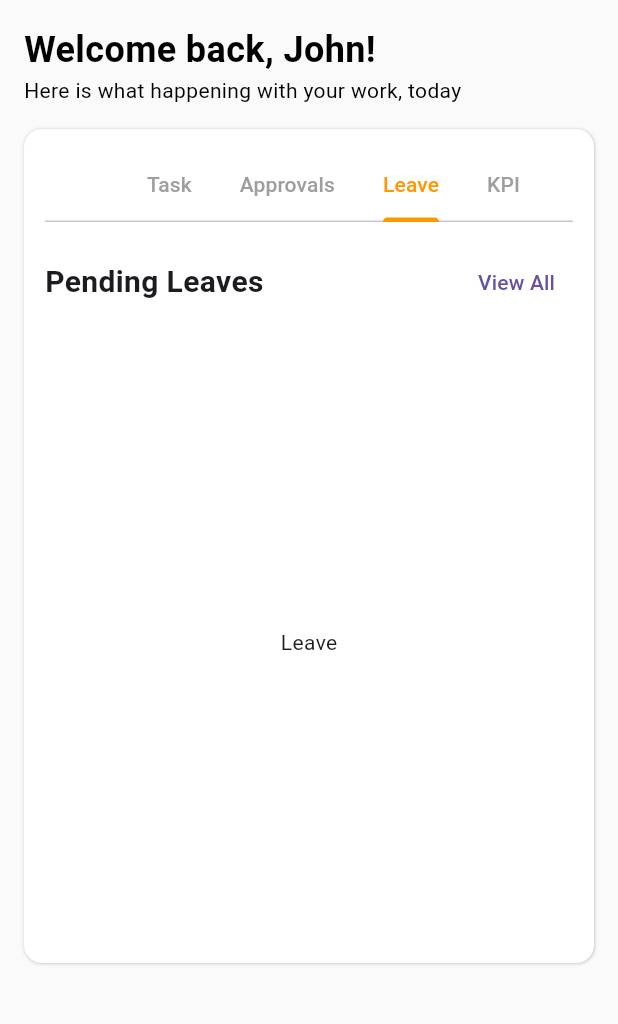
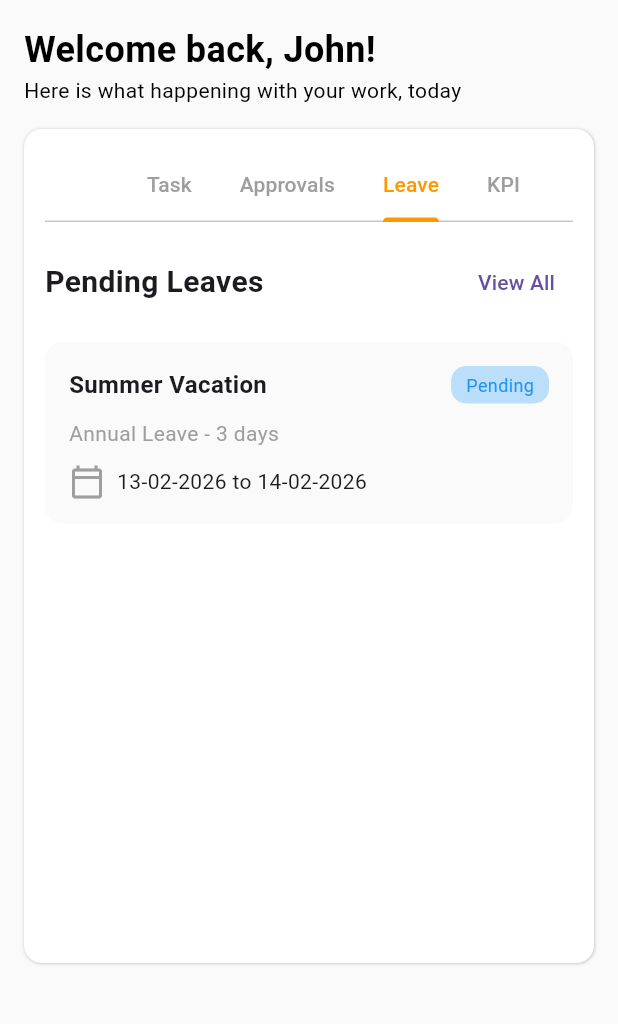
Before and after one commit to nithnoem/Flutter_Learning, a Flutter app: the HomeScreen screen opened by its route, tab 3 chosen, on a phone screen of 412 x 824 dp, the part 84-1108 px from its top. Run offline on Flutter 3.47's test engine with Material 3 defaults, Android fonts, the phone set to English and light mode, and no system bars; our stand-ins replace get.

Commit message:
Front-End: build leave request card ui

```diff
--- a/udoo_erp/lib/screens/home_screen.dart
+++ b/udoo_erp/lib/screens/home_screen.dart
@@ -1,5 +1,6 @@
 import 'package:flutter/material.dart';
 import 'package:udoo_erp/widgets/approval_card.dart';
+import 'package:udoo_erp/widgets/leaves_card.dart';
 import 'package:udoo_erp/widgets/task_card_widget.dart';
 
 class HomeScreen extends StatefulWidget {
@@ -227,7 +228,7 @@ class _HomeScreenState extends State<HomeScreen>
         children: [
           _taskView,
           _pendingApproval,
-          Center(child: Text('Leave')),
+          _leaveRequest,
           Center(child: Text('KPI')),
         ],
       ),
@@ -267,4 +268,19 @@ class _HomeScreenState extends State<HomeScreen>
       ],
     );
   }
+
+  Widget get _leaveRequest {
+    return ListView(
+      children: [
+        LeavesCard(
+          title: 'Summer Vacation',
+          status: 'Pending',
+          type: 'Annual Leave',
+          duration: '3 days',
+          start: '13-02-2026',
+          due: '14-02-2026',
+        ),
+      ],
+    );
+  }
 }
--- a/udoo_erp/lib/widgets/leaves_card.dart
+++ b/udoo_erp/lib/widgets/leaves_card.dart
@@ -0,0 +1,66 @@
+import 'package:flutter/material.dart';
+
+class LeavesCard extends StatelessWidget {
+  final String title;
+  final String status;
+  final String type;
+  final String duration;
+  final String start;
+  final String due;
+
+  const LeavesCard({
+    super.key,
+    required this.title,
+    required this.status,
+    required this.type,
+    required this.duration,
+    required this.start,
+    required this.due,
+  });
+
+  @override
+  Widget build(BuildContext context) {
+    return Container(
+      padding: EdgeInsets.all(16),
+      decoration: BoxDecoration(
+        color: Colors.grey.shade50,
+        borderRadius: BorderRadius.circular(12),
+      ),
+      child: Column(
+        crossAxisAlignment: CrossAxisAlignment.start,
+        children: [
+          Row(
+            children: [
+              Text(
+                title,
+                style: TextStyle(fontWeight: FontWeight.bold, fontSize: 16),
+              ),
+              Spacer(),
+              Container(
+                padding: EdgeInsets.symmetric(horizontal: 10, vertical: 4),
+                decoration: BoxDecoration(
+                  color: Colors.blue.shade100,
+                  borderRadius: BorderRadius.circular(10),
+                ),
+                child: Text(
+                  status,
+                  style: TextStyle(fontSize: 12, color: Colors.blue),
+                ),
+              ),
+            ],
+          ),
+          SizedBox(height: 10),
+          Text('$type - $duration', style: TextStyle(color: Colors.grey)),
+          SizedBox(height: 10),
+          Row(
+            children: [
+              Icon(Icons.calendar_today_outlined, color: Colors.grey),
+              SizedBox(width: 8),
+              Text('$start to $due'),
+            ],
+          ),
+        ],
+      ),
+    );
+  }
+}
```
